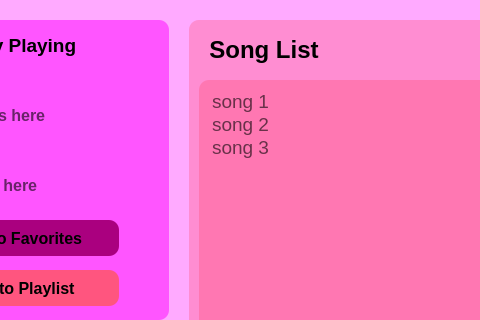
First picture: the form in mainwindow.ui, repository M0tgh3y/music-player-qt, before the edit; both pictures show x 151 to 631 and y 0 to 320 of the 880 by 550 pixel window.
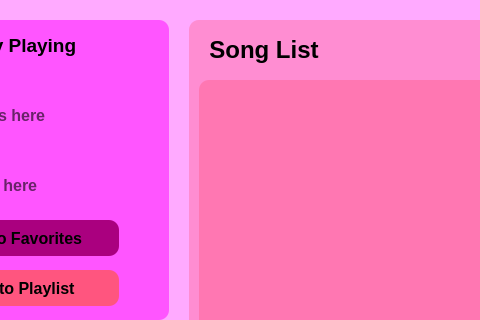
Second picture: the form after the edit. Icons and pictures are not drawn.

```diff
--- a/mainwindow.ui
+++ b/mainwindow.ui
@@ -704,21 +704,6 @@
 selection-color: rgb(255, 255, 255);
 padding: 10px;</string>
       </property>
-      <item>
-       <property name="text">
-        <string>song 1</string>
-       </property>
-      </item>
-      <item>
-       <property name="text">
-        <string>song 2</string>
-       </property>
-      </item>
-      <item>
-       <property name="text">
-        <string>song 3</string>
-       </property>
-      </item>
      </widget>
     </widget>
     <widget class="QWidget" name="list"/>
```
